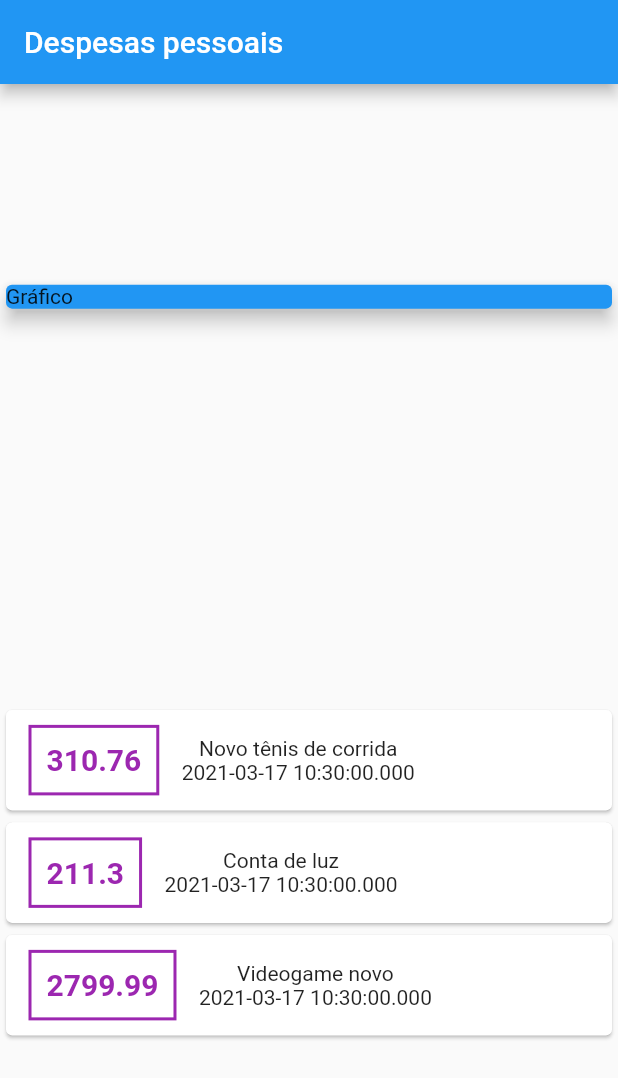
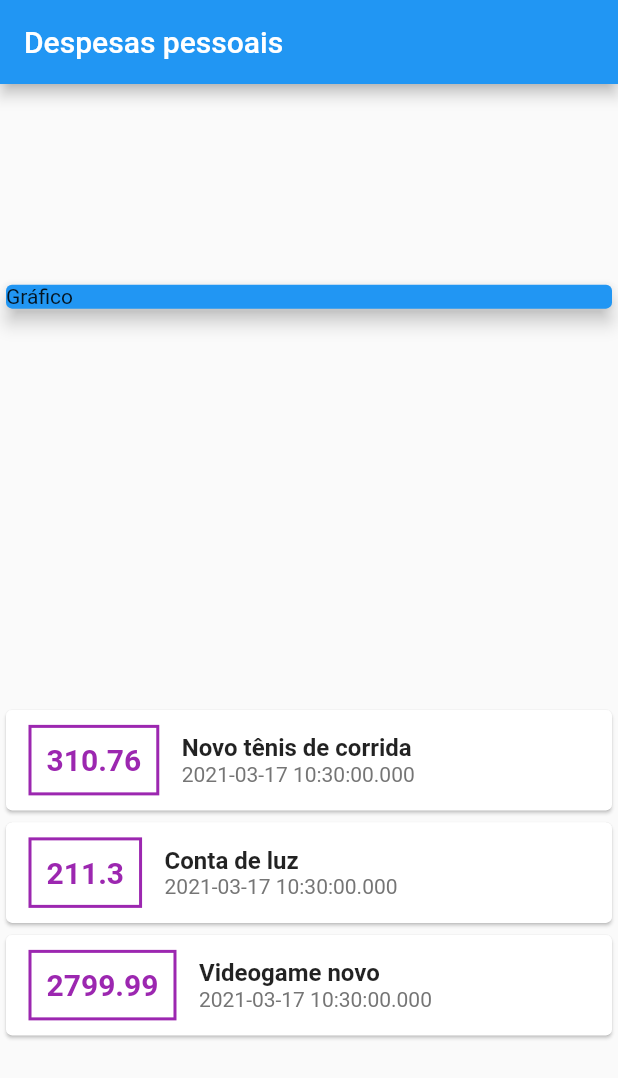
Before and after one commit to diegowinter/curso-flutter, a Flutter app: the screen it shows after launch, on a phone screen of 412 x 824 dp. Shown: the top 1078 px of the screen. Run offline on Flutter 3.47's test engine with Material 2 defaults, Android fonts, the phone set to English and light mode, and no system bars.

Commit message:
project(despesas pessoais): desafio estilo título & data

```diff
--- a/expenses/lib/main.dart
+++ b/expenses/lib/main.dart
@@ -78,9 +78,21 @@ class MyHomePage extends StatelessWidget {
                       ),
                     ),
                     Column(
+                      crossAxisAlignment: CrossAxisAlignment.start,
                       children: <Widget>[
-                        Text(tr.title),
-                        Text(tr.date.toString())
+                        Text(
+                          tr.title,
+                          style: TextStyle(
+                            fontSize: 16,
+                            fontWeight: FontWeight.bold
+                          ),
+                        ),
+                        Text(
+                          tr.date.toString(),
+                          style: TextStyle(
+                            color: Colors.grey[600]
+                          ),
+                        )
                       ]
                     )
                   ],
```
